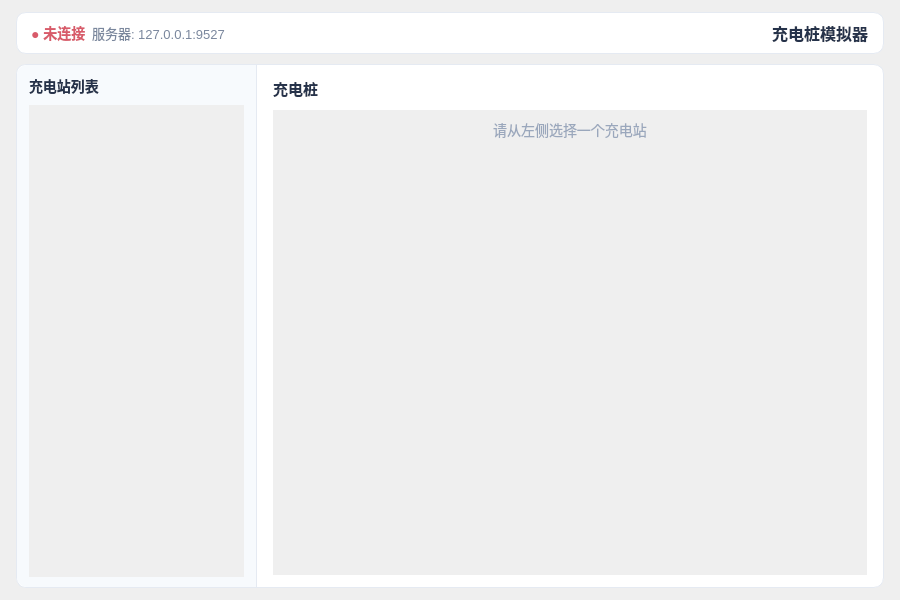
Old version of the form device_simulator/simwindow.ui in the repository enzooli26/codex.1.
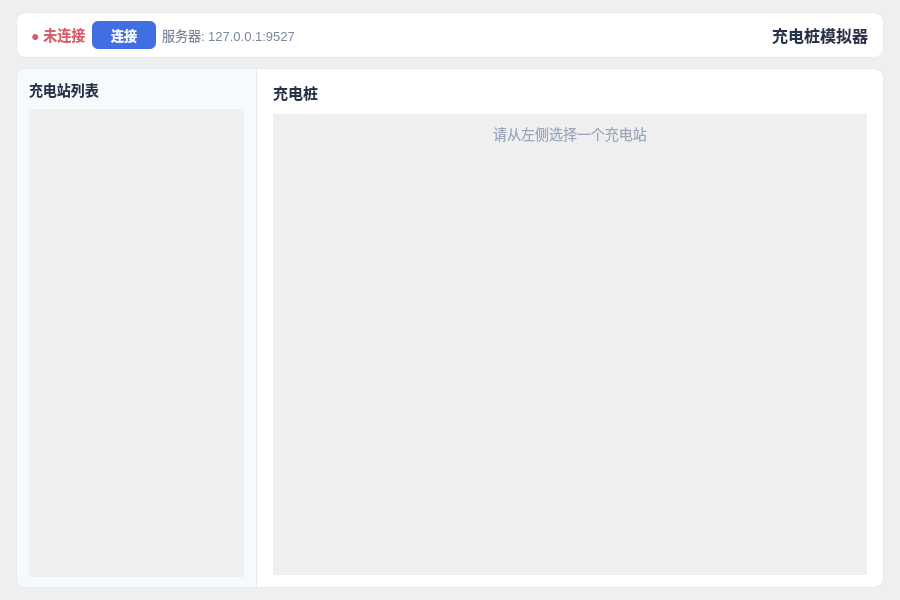
New version of the form.

```diff
--- a/device_simulator/simwindow.ui
+++ b/device_simulator/simwindow.ui
@@ -58,6 +58,22 @@
          </property>
         </widget>
        </item>
+        <item>
+         <widget class="QPushButton" name="toggleConnBtn">
+          <property name="text">
+           <string>连接</string>
+          </property>
+          <property name="minimumSize">
+           <size>
+            <width>64</width>
+            <height>28</height>
+           </size>
+          </property>
+          <property name="styleSheet">
+           <string notr="true">QPushButton{background:#416fe3;color:white;border:none;border-radius:6px;font-size:13px;font-weight:600;padding:4px 12px;}QPushButton:hover{background:#3663d0;}</string>
+          </property>
+         </widget>
+        </item>
        <item>
         <widget class="QLabel" name="addrLabel">
          <property name="text">
```
Lines whose indentation alone changed are shown as unchanged.
